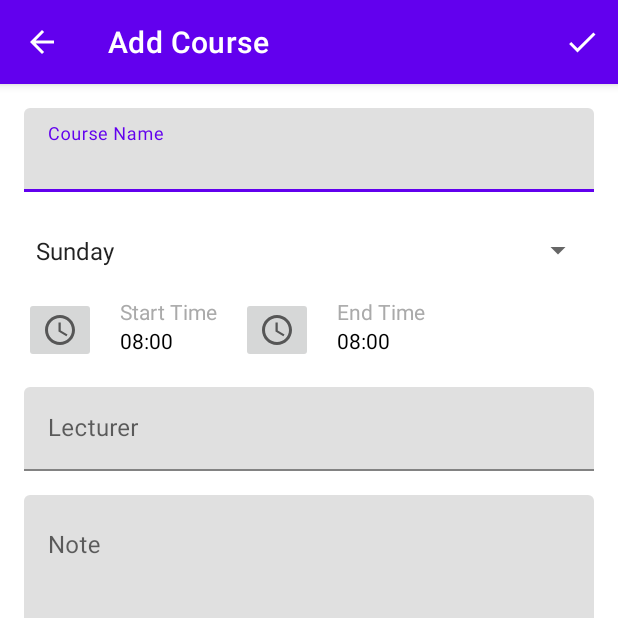
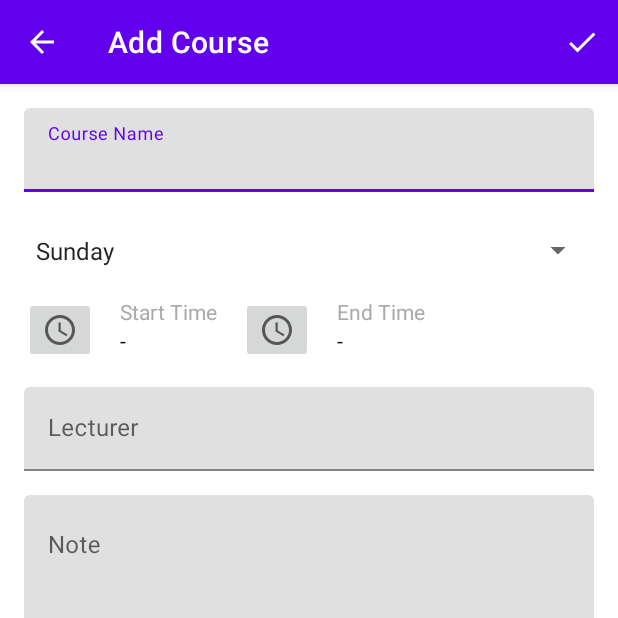
Before and after one commit to ricky-kiva/andro-aad-sim-course, an Android app: the AddCourseActivity screen opened directly, with no data from a screen before it, on a phone screen of 412 x 824 dp, the top half of it. Run offline under Robolectric (Android 15) with nearby library versions, the light colour scheme and no system bars; our stand-ins replace paging; libraries missing offline, so code that uses them is left out: androidx.paging.

Commit message:
change time label

```diff
--- a/app/src/main/res/layout/activity_add_course.xml
+++ b/app/src/main/res/layout/activity_add_course.xml
@@ -82,8 +82,9 @@
                     android:id="@+id/tv_start_time"
                     android:layout_width="wrap_content"
                     android:layout_height="wrap_content"
-                    android:text="@string/dummy_time_hour"
-                    android:textColor="@color/textPrimary" />
+                    android:text="@string/label_minus"
+                    android:textColor="@color/textPrimary"
+                    tools:text="@string/dummy_time_hour" />
 
             </LinearLayout>
 
@@ -121,8 +122,9 @@
                     android:id="@+id/tv_end_time"
                     android:layout_width="wrap_content"
                     android:layout_height="wrap_content"
-                    android:text="@string/dummy_time_hour"
-                    android:textColor="@color/textPrimary" />
+                    android:text="@string/label_minus"
+                    android:textColor="@color/textPrimary"
+                    tools:text="@string/dummy_time_hour" />
 
             </LinearLayout>
 
--- a/app/src/main/res/values/strings.xml
+++ b/app/src/main/res/values/strings.xml
@@ -53,6 +53,8 @@
     <string name="empty_list_message">No courses added yet</string>
     <string name="input_empty_message">Course name and time cannot be empty</string>
 
+    <string name="info_success_add_course">Course successfully added</string>
+    <string name="label_minus">-</string>
     <string name="dummy_time_hour">08:00</string>
 
 </resources>
```
